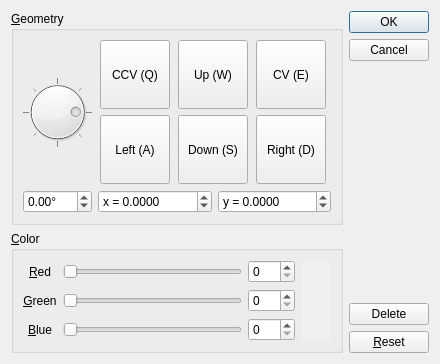
Old version of the form ray_options.ui in the repository fizzzloid/Optics.
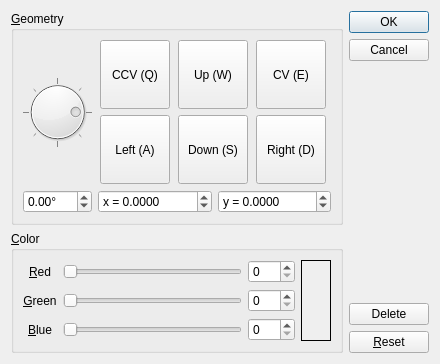
New version of the form.

Diff of the .ui file:
```diff
--- a/ray_options.ui
+++ b/ray_options.ui
@@ -454,6 +454,9 @@
           <property name="autoFillBackground">
            <bool>true</bool>
           </property>
+          <property name="frameShape">
+           <enum>QFrame::Box</enum>
+          </property>
           <property name="midLineWidth">
            <number>0</number>
           </property>
```
Left out of the diff: 50 changed lines with no effect on the pictures.
